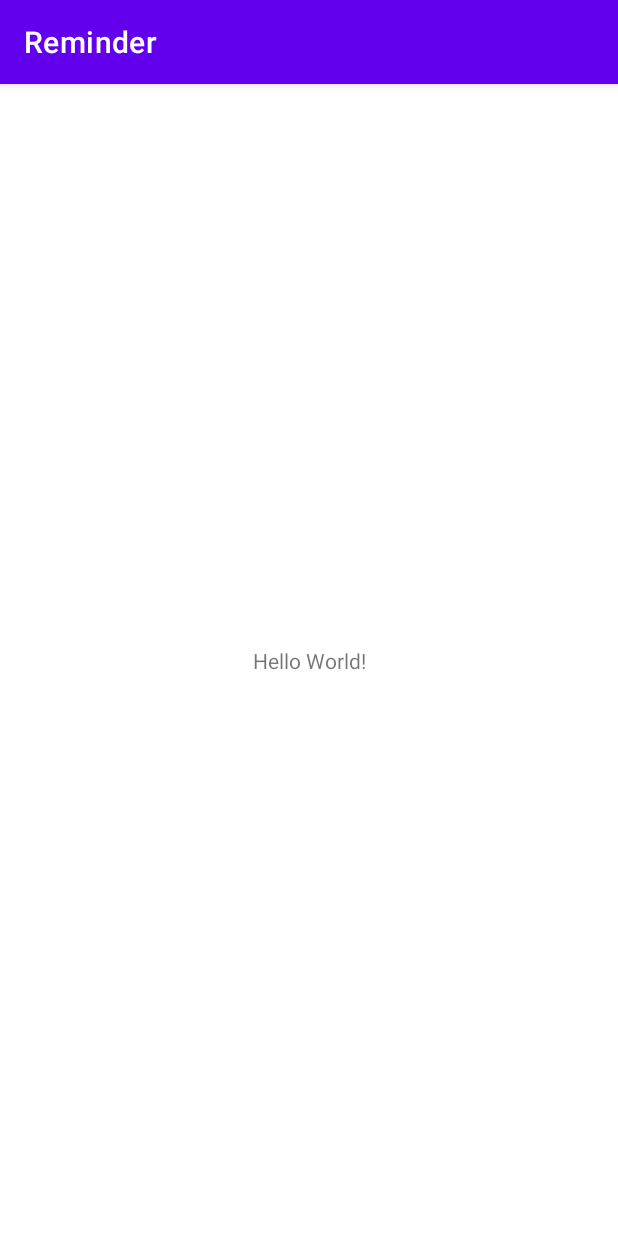
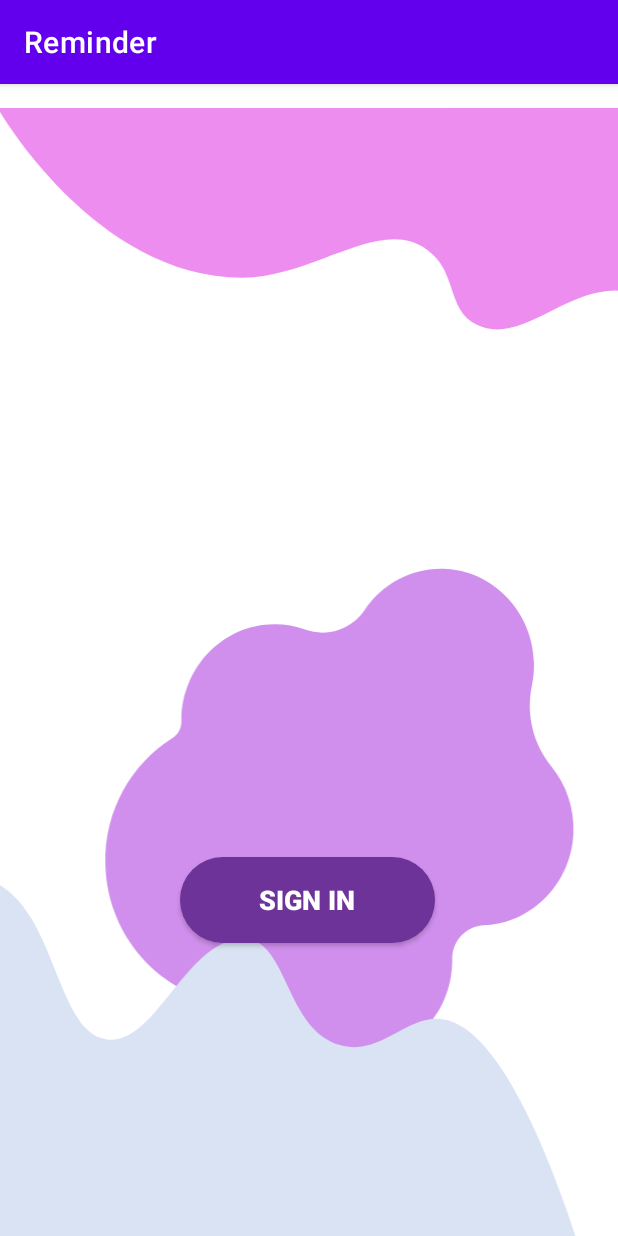
Before and after one commit to ksaily/ReminderApp, an Android app: the screen it shows after launch (MainActivity), on a phone screen of 412 x 824 dp. Run offline under Robolectric (Android 15) with nearby library versions, the phone set to English and light mode, and no system bars.

Commit message:
LogIn button added and modified, background added

```diff
--- a/app/build.gradle
+++ b/app/build.gradle
@@ -1,11 +1,15 @@
 plugins {
     id 'com.android.application'
     id 'kotlin-android'
+    id 'kotlin-kapt'
 }
 
 android {
     compileSdkVersion 30
     buildToolsVersion "30.0.3"
+    buildFeatures {
+        viewBinding true
+    }
 
     defaultConfig {
         applicationId "com.example.reminder"
@@ -13,6 +17,7 @@ android {
         targetSdkVersion 30
         versionCode 1
         versionName "1.0"
+        vectorDrawables.useSupportLibrary = true
 
         testInstrumentationRunner "androidx.test.runner.AndroidJUnitRunner"
     }
@@ -33,13 +38,16 @@ android {
 }
 
 dependencies {
+    def room_version="2.2.6"
 
     implementation "org.jetbrains.kotlin:kotlin-stdlib:$kotlin_version"
     implementation 'androidx.core:core-ktx:1.3.2'
     implementation 'androidx.appcompat:appcompat:1.2.0'
     implementation 'com.google.android.material:material:1.2.1'
     implementation 'androidx.constraintlayout:constraintlayout:2.0.4'
-    testImplementation 'junit:junit:4.+'
+    testImplementation 'junit:junit:4.13.1'
     androidTestImplementation 'androidx.test.ext:junit:1.1.2'
     androidTestImplementation 'androidx.test.espresso:espresso-core:3.3.0'
+    implementation "androidx.room:room-runtime:$room_version"
+    kapt "androidx.room:room-compiler:$room_version"
 }
--- /dev/null
+++ b/app/src/main/res/drawable/ic_background.xml
@@ -0,0 +1,59 @@
+<vector xmlns:android="http://schemas.android.com/apk/res/android"
+    android:width="1200dp"
+    android:height="700dp"
+    android:viewportWidth="1240"
+    android:viewportHeight="700">
+  <group>
+    <clip-path
+        android:pathData="M0,0h1280v720h-1280z"/>
+    <path
+        android:pathData="M0,0h1280v720h-1280z"
+        android:fillColor="#FFFFFF"/>
+    <group>
+      <clip-path
+          android:pathData="M450,239h408v409h-408z"/>
+      <group>
+        <clip-path
+            android:pathData="M450,239h408v409h-408z"/>
+        <group>
+          <clip-path
+              android:pathData="M450,239h408v409h-408z"/>
+          <path
+              android:pathData="M770.02,370.3C770.92,366.14 771.36,361.8 771.29,357.34 770.8,327.39 746.49,302.81 716.61,302.07 697.02,301.59 679.63,311.18 669.24,326.06 661.17,337.59 646.52,342.12 633.24,337.51 627.49,335.52 621.33,334.43 614.9,334.43 583.92,334.43 558.8,359.61 558.8,390.67 558.8,390.78 558.8,390.89 558.8,391 558.83,395.07 556.72,398.82 553.24,400.92 528.59,415.83 512.27,443.16 512.92,474.26 513.84,518.54 549.67,554.71 593.83,555.94 594.09,555.95 594.35,555.96 594.61,555.96 606.34,556.18 617.44,561.06 625.59,569.51 635.85,580.15 650.26,586.73 666.21,586.65 697.17,586.48 722,561.45 722,530.41 722,530.15 722,529.89 721.99,529.63 721.85,519.02 730.5,510.31 741.09,509.92 741.69,509.9 742.29,509.87 742.89,509.83 771.17,507.9 793.79,484.66 795.04,456.28 795.7,441.46 790.63,427.85 781.87,417.46 770.83,404.37 766.38,387.05 770.02,370.3Z"
+              android:fillColor="#A11FDB"
+              android:fillAlpha="0.50196"/>
+        </group>
+      </group>
+    </group>
+    <group>
+      <clip-path
+          android:pathData="M367,220h501v500h-501z"/>
+      <group>
+        <clip-path
+            android:pathData="M367,220h501v500h-501z"/>
+        <group>
+          <clip-path
+              android:pathData="M367,220h501v500h-501z"/>
+          <path
+              android:pathData="M367.28,504.58C367.28,504.58 402.49,473.13 439.7,482.77 483.64,494.16 481.63,572.63 513.74,576.62 543.74,580.35 561.78,516.8 596.96,517.83 622.84,518.58 621.42,570.72 654.25,579.85 678.96,586.73 693.77,562.33 715.86,564.75 763.62,570 805.38,720 805.38,720L367,720 367.28,504.58Z"
+              android:fillColor="#DAE3F3"/>
+        </group>
+      </group>
+    </group>
+    <group>
+      <clip-path
+          android:pathData="M388,33h480v480h-480z"/>
+      <group>
+        <clip-path
+            android:pathData="M388,33h480v480h-480z"/>
+        <group>
+          <clip-path
+              android:pathData="M388,33h480v480h-480z"/>
+          <path
+              android:pathData="M868,176.19 L868,33 448,33.18C448,33.18 506,132.22 595.64,132.22 638.89,132.22 678.12,96.05 706.6,115.72 725.64,128.85 718.19,150.77 736.86,159.73 764.94,173.21 796.37,130.7 832.24,141.39 850.85,146.94 868,176.19 868,176.19Z"
+              android:fillColor="#ED8DEF"/>
+        </group>
+      </group>
+    </group>
+  </group>
+</vector>
--- /dev/null
+++ b/app/src/main/res/drawable/round_button.xml
@@ -0,0 +1,5 @@
+<?xml version="1.0" encoding="utf-8"?>
+<shape xmlns:android="http://schemas.android.com/apk/res/android" android:shape="rectangle">
+    <solid android:color="@color/round_button_color" />
+    <corners android:radius="100dp" />
+</shape>
--- a/app/src/main/res/layout/activity_main.xml
+++ b/app/src/main/res/layout/activity_main.xml
@@ -6,13 +6,48 @@
     android:layout_height="match_parent"
     tools:context=".MainActivity">
 
-    <TextView
-        android:layout_width="wrap_content"
-        android:layout_height="wrap_content"
-        android:text="Hello World!"
+    <View
+        android:id="@+id/view"
+        android:layout_width="291dp"
+        android:layout_height="361dp"
         app:layout_constraintBottom_toBottomOf="parent"
-        app:layout_constraintLeft_toLeftOf="parent"
-        app:layout_constraintRight_toRightOf="parent"
+        app:layout_constraintEnd_toEndOf="parent"
+        app:layout_constraintStart_toStartOf="parent"
         app:layout_constraintTop_toTopOf="parent" />
 
+    <ImageView
+        android:id="@+id/backgroundImage"
+        android:layout_width="1500dp"
+        android:layout_height="800dp"
+        android:background="@drawable/ic_background"
+        app:layout_constraintBottom_toBottomOf="parent"
+        app:layout_constraintEnd_toEndOf="parent"
+        app:layout_constraintHorizontal_bias="0.517"
+        app:layout_constraintStart_toStartOf="parent"
+        app:layout_constraintTop_toTopOf="parent"
+        app:layout_constraintVertical_bias="0.71"
+        app:srcCompat="@drawable/ic_background" />
+
+    <Button
+        android:id="@+id/SignIn"
+        style="@style/Widget.AppCompat.Button.Colored"
+        android:layout_width="170dp"
+        android:layout_height="57dp"
+        android:background="@drawable/round_button"
+        android:ellipsize="none"
+        android:fontFamily="sans-serif-medium"
+        android:padding="6dp"
+        android:text="Sign In"
+        android:textAlignment="gravity"
+        android:textSize="18dp"
+        android:textStyle="normal|bold"
+        app:backgroundTint="#6D3398"
+        app:layout_constraintBottom_toBottomOf="parent"
+        app:layout_constraintEnd_toEndOf="parent"
+        app:layout_constraintHorizontal_bias="0.497"
+        app:layout_constraintStart_toStartOf="parent"
+        app:layout_constraintTop_toTopOf="parent"
+        app:layout_constraintVertical_bias="0.725"
+        app:strokeColor="#C59C9C" />
+
 </androidx.constraintlayout.widget.ConstraintLayout>
--- a/app/src/main/res/values/colors.xml
+++ b/app/src/main/res/values/colors.xml
@@ -7,4 +7,5 @@
     <color name="teal_700">#FF018786</color>
     <color name="black">#FF000000</color>
     <color name="white">#FFFFFFFF</color>
+    <color name="round_button_color">#FFBB86FC</color>
 </resources>
```
